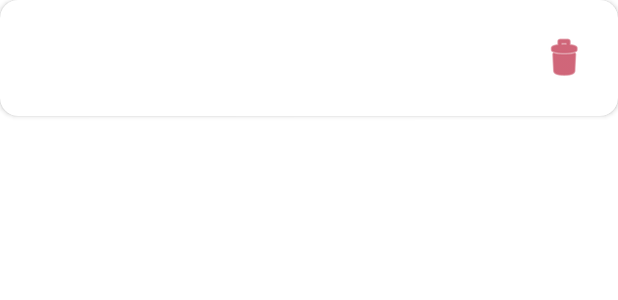
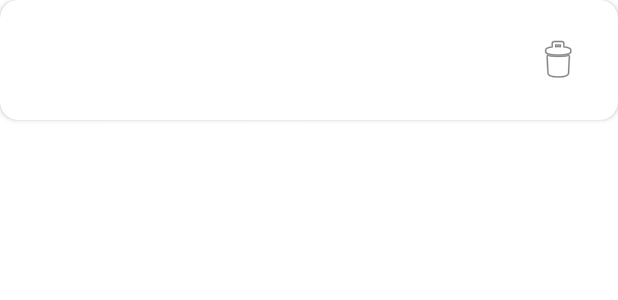
Before and after one commit to oingss/PasswordManager, an Android app: the layout item_password.xml on its own in the app's theme, with its tools: preview values and no code run, on a phone screen of 412 x 824 dp. Shown: the top 300 px of the screen. Run offline under Robolectric (Android 15) with nearby library versions, the phone set to English and light mode, and no system bars.

Commit message:
Add missing coordinatorlayout dependency and fix potential build issues

```diff
--- a/app/build.gradle.kts
+++ b/app/build.gradle.kts
@@ -46,6 +46,7 @@ dependencies {
     implementation("androidx.appcompat:appcompat:1.6.1")
     implementation("com.google.android.material:material:1.11.0")
     implementation("androidx.constraintlayout:constraintlayout:2.1.4")
+    implementation("androidx.coordinatorlayout:coordinatorlayout:1.2.0")
     implementation("androidx.recyclerview:recyclerview:1.3.2")
     implementation("androidx.security:security-crypto:1.1.0-alpha06")
     implementation("com.google.code.gson:gson:2.10.1")
--- a/app/src/main/res/layout/item_password.xml
+++ b/app/src/main/res/layout/item_password.xml
@@ -40,11 +40,11 @@
 
         <ImageButton
             android:id="@+id/btnDelete"
-            android:layout_width="40dp"
-            android:layout_height="40dp"
+            android:layout_width="48dp"
+            android:layout_height="48dp"
             android:src="@android:drawable/ic_menu_delete"
             android:background="?attr/selectableItemBackgroundBorderless"
             android:contentDescription="删除"
-            app:tint="?attr/colorError" />
+            android:scaleType="centerInside" />
     </LinearLayout>
 </com.google.android.material.card.MaterialCardView>
```
